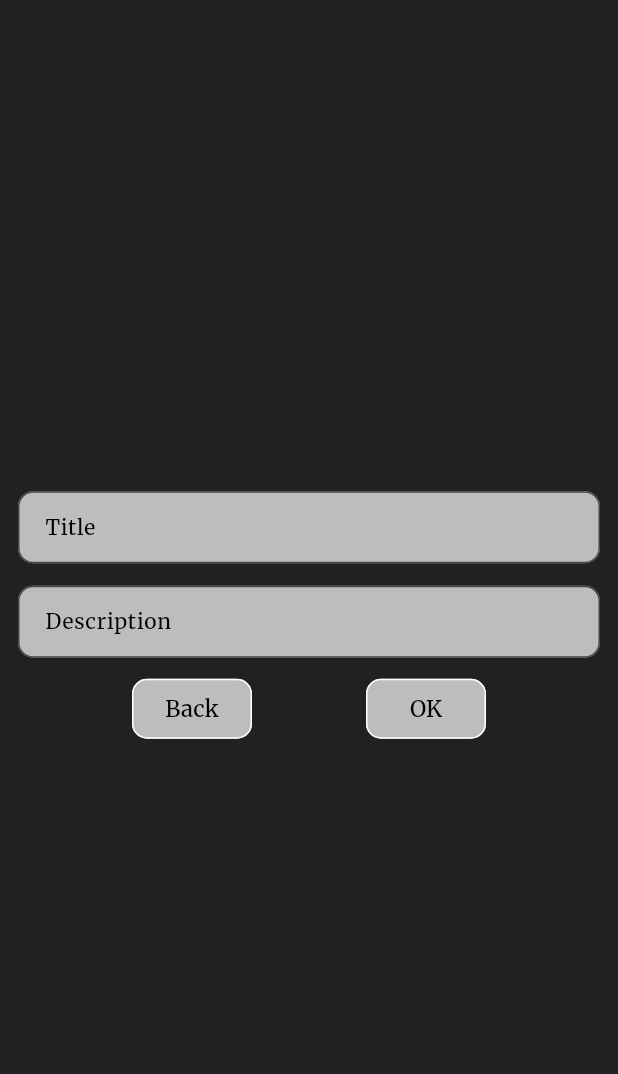
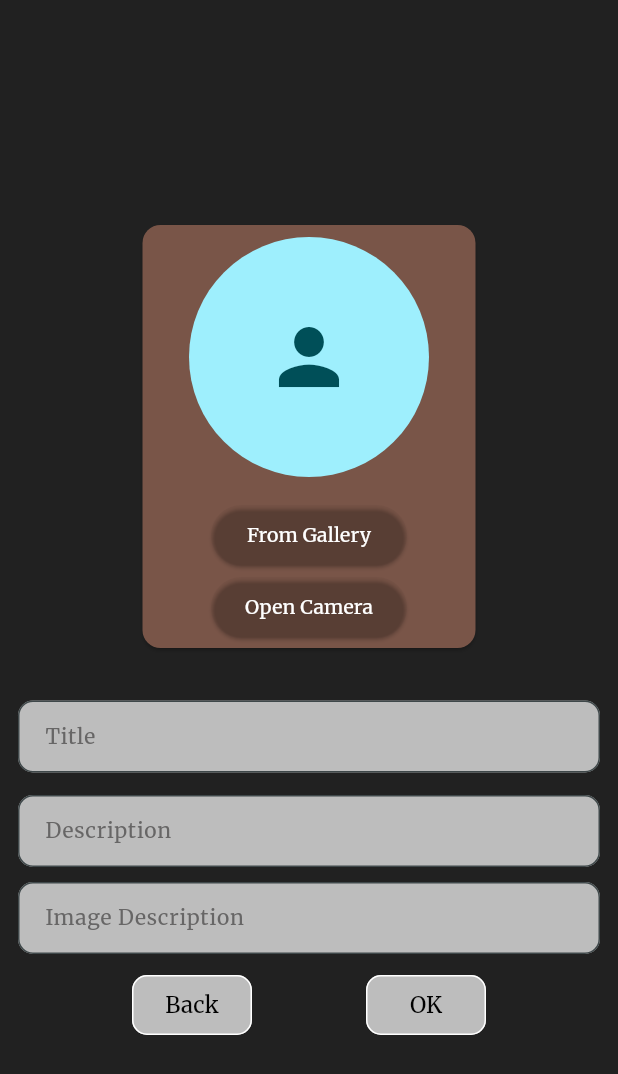
Before and after one commit to David-999-david/Man-app, a Flutter app: the Addtodo screen opened directly, on a phone screen of 412 x 824 dp. Shown: the top 1074 px of the screen. Run offline on Flutter 3.47's test engine with Material 3 defaults, Android fonts, the phone set to English and light mode, and no system bars; our stand-ins replace badges, dio, email_validator, flutter_contacts, flutter_dotenv, flutter_secure_storage and 10 more; accounts and stored records are empty; network calls fail.

Commit message:
for add create new todo => now => can add image from gallery or with camera, needed importance is to route with formdata , content type multipart/form-data, and also no need like model for added but need to be formdata.frommap with req.body needed and backend route of singal (file) of file with multipartfile.fromfile with pick image of path name and mdeiatype from mimetype, all are work for added , but like state loading and other need to be make perfect next

```diff
--- a/lib/core/network/dio_client.dart
+++ b/lib/core/network/dio_client.dart
@@ -10,9 +10,9 @@ class DioClient {
     final dio = Dio(BaseOptions(
       baseUrl: ApiUrl.baseUrl,
       headers: {'Content-Type': 'application/json'},
-      receiveTimeout: Duration(seconds: 10),
-      connectTimeout: Duration(seconds: 15),
-      sendTimeout: Duration(seconds: 15),
+      receiveTimeout: Duration(seconds: 60),
+      connectTimeout: Duration(seconds: 60),
+      sendTimeout: Duration(seconds: 60),
       responseType: ResponseType.json,
     ));
     final auth = await AuthInterceptor.create();
--- a/lib/data/model/todo/todo_model.dart
+++ b/lib/data/model/todo/todo_model.dart
@@ -56,19 +56,27 @@ class PaginationTodo {
   }
 }
 
-class AddTodo {
-  final String title;
-  final String description;
+// class AddTodo {
+//   final String title;
+//   final String description;
+//   final FormData? file;
+//   final String? imageDesc;
 
-  AddTodo({
-    required this.title,
-    required this.description,
-  });
+//   AddTodo(
+//       {required this.title,
+//       required this.description,
+//       this.file,
+//       this.imageDesc});
 
-  Map<String, dynamic> toJson() {
-    return {'title': title, 'description': description};
-  }
-}
+//   Map<String, dynamic> toJson() {
+//     return {
+//       'title': title,
+//       'description': description,
+//       'imageDescription': imageDesc,
+//       ''
+//     };
+//   }
+// }
 
 class EdiitTodo {
   final String? title;
--- a/lib/data/remote/todo/todo_remote.dart
+++ b/lib/data/remote/todo/todo_remote.dart
@@ -6,9 +6,10 @@ import 'package:user_auth/data/model/todo/todo_model.dart';
 class TodoRemote {
   final Dio _dio = DioClient.dio;
 
-  Future<TodoModel> addTodo(AddTodo todo) async {
+  Future<TodoModel> addTodo(FormData form) async {
     try {
-      final response = await _dio.post(ApiUrl.addTodo, data: todo.toJson());
+      final response = await _dio.post(ApiUrl.addTodo,
+          data: form, options: Options(contentType: 'multipart/form-data'));
 
       final status = response.statusCode;
       if (status! >= 200 && status < 300) {
--- a/lib/domain/repository/todo/todo_repository.dart
+++ b/lib/domain/repository/todo/todo_repository.dart
@@ -1,9 +1,10 @@
+import 'package:dio/dio.dart';
 import 'package:user_auth/data/model/todo/todo_model.dart';
 import 'package:user_auth/data/remote/todo/todo_remote.dart';
 
 class TodoRepository {
-  Future<TodoModel> addTodo(AddTodo todo) {
-    return TodoRemote().addTodo(todo);
+  Future<TodoModel> addTodo(FormData form) {
+    return TodoRemote().addTodo(form);
   }
 
   Future<PaginationTodo> getAllTodo(String? query, int page, int limit) {
--- a/lib/domain/usecase/todo/todo_usecase.dart
+++ b/lib/domain/usecase/todo/todo_usecase.dart
@@ -1,9 +1,10 @@
+import 'package:dio/dio.dart';
 import 'package:user_auth/data/model/todo/todo_model.dart';
 import 'package:user_auth/domain/repository/todo/todo_repository.dart';
 
 class TodoUsecase {
-  Future<TodoModel> addTodo(AddTodo todo) async {
-    return await TodoRepository().addTodo(todo);
+  Future<TodoModel> addTodo(FormData form) async {
+    return await TodoRepository().addTodo(form);
   }
 
   Future<PaginationTodo> getAllTodo(String? query, int page, int limit) async {
--- a/lib/presentation/home/home_screen.dart
+++ b/lib/presentation/home/home_screen.dart
@@ -344,6 +344,9 @@ Widget _todoItem(HomeNotifier provider, BuildContext scafflodCtx) {
                           child: Row(
                               mainAxisAlignment: MainAxisAlignment.spaceBetween,
                               children: [
+                                CircleAvatar(
+                                  radius: 30,
+                                ),
                                 Column(
                                   crossAxisAlignment: CrossAxisAlignment.start,
                                   children: [
--- a/lib/presentation/home/widgets/addtodo.dart
+++ b/lib/presentation/home/widgets/addtodo.dart
@@ -1,4 +1,7 @@
+import 'dart:io';
+
 import 'package:flutter/material.dart';
+import 'package:image_picker/image_picker.dart';
 import 'package:provider/provider.dart';
 import 'package:user_auth/common/helper/app_navigator.dart';
 import 'package:user_auth/core/theme/app_text_style.dart';
@@ -23,12 +26,21 @@ class Addtodo extends StatelessWidget {
                       child: Column(
                         mainAxisAlignment: MainAxisAlignment.center,
                         children: [
+                          _todoImageCard(notifier),
+                          SizedBox(
+                            height: 15,
+                          ),
                           _textFormField(notifier.titleCtrl, 'Title', 'Title'),
                           SizedBox(
                             height: 15,
                           ),
                           _textFormField(
                               notifier.descCtrl, 'Description', 'Description'),
+                          SizedBox(
+                            height: 10,
+                          ),
+                          _textFormField(notifier.imageDescCtrl,
+                              'Image Description', 'Image Description'),
                           SizedBox(
                             height: 10,
                           ),
@@ -64,7 +76,8 @@ class Addtodo extends StatelessWidget {
                                       fixedSize: Size(80, 32)),
                                   onPressed: () async {
                                     if (notifier.key.currentState!.validate()) {
-                                      final success = await notifier.addNew();
+                                      final success = await notifier
+                                          .addNew(ImageSource.camera);
                                       if (success) {
                                         AppNavigator.pop(context, success);
                                         ScaffoldMessenger.of(context)
@@ -96,13 +109,72 @@ class Addtodo extends StatelessWidget {
   }
 }
 
+Widget _todoImageCard(HomeNotifier notifier) {
+  return Container(
+    padding: EdgeInsets.symmetric(horizontal: 10, vertical: 16),
+    height: 322,
+    width: 250,
+    child: Card(
+      color: Colors.brown,
+      child: Column(
+        crossAxisAlignment: CrossAxisAlignment.center,
+        mainAxisAlignment: MainAxisAlignment.center,
+        children: [
+          Padding(
+            padding: const EdgeInsets.only(top: 5),
+            child: CircleAvatar(
+              backgroundImage: notifier.imageUrl!.isEmpty
+                  ? null
+                  : FileImage(File(notifier.imageUrl!)),
+              radius: 80,
+              child: notifier.imageUrl!.isEmpty
+                  ? Icon(
+                      Icons.person,
+                      size: 60,
+                    )
+                  : null,
+            ),
+          ),
+          SizedBox(
+            height: 15,
+          ),
+          ElevatedButton(
+              style: ElevatedButton.styleFrom(
+                  backgroundColor: Colors.transparent,
+                  padding: EdgeInsets.symmetric(horizontal: 5, vertical: 3),
+                  fixedSize: Size(130, 32)),
+              onPressed: () async {
+                await notifier.onPick(ImageSource.gallery);
+              },
+              child: Text(
+                'From Gallery',
+                style: 13.sp(color: Colors.white),
+              )),
+          ElevatedButton(
+              style: ElevatedButton.styleFrom(
+                  backgroundColor: Colors.transparent,
+                  padding: EdgeInsets.symmetric(horizontal: 5, vertical: 3),
+                  fixedSize: Size(130, 32)),
+              onPressed: () async {
+                await notifier.onPick(ImageSource.camera);
+              },
+              child: Text(
+                'Open Camera',
+                style: 13.sp(color: Colors.white),
+              ))
+        ],
+      ),
+    ),
+  );
+}
+
 Widget _textFormField(
     TextEditingController controller, String hint, String text) {
   return TextFormField(
     controller: controller,
     decoration: InputDecoration(
       hintText: hint,
-      hintStyle: 14.sp(),
+      hintStyle: 14.sp(color: const Color.fromARGB(255, 103, 102, 102)),
       errorStyle: 10.sp(color: Colors.red),
       filled: true,
       fillColor: Color(0xFFBDBDBD),
```
Also changed, not shown: lib/presentation/home/notifier/home_notifier.dart (+82 -3 lines).
